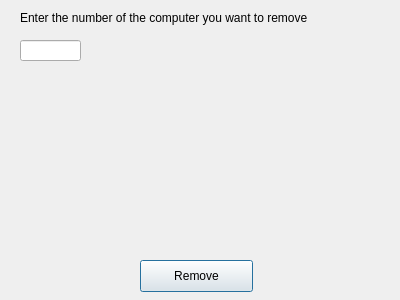
Before: the Qt Designer form gui/removecomp.ui in HelgiThomas/Verklegt31, drawn with Qt 5.
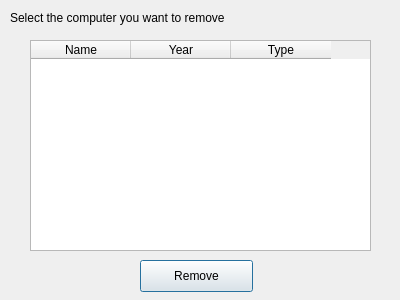
After: the same form once the commit is applied.

Commit message: remove computers komið

What changed in the file:
```diff
--- a/gui/removecomp.ui
+++ b/gui/removecomp.ui
@@ -16,24 +16,14 @@
   <widget class="QLabel" name="label">
    <property name="geometry">
     <rect>
-     <x>20</x>
+     <x>10</x>
      <y>10</y>
      <width>331</width>
      <height>16</height>
     </rect>
    </property>
    <property name="text">
-    <string>Enter the number of the computer you want to remove</string>
-   </property>
-  </widget>
-  <widget class="QLineEdit" name="line_numOfComp">
-   <property name="geometry">
-    <rect>
-     <x>20</x>
-     <y>40</y>
-     <width>61</width>
-     <height>21</height>
-    </rect>
+    <string>Select the computer you want to remove</string>
    </property>
   </widget>
   <widget class="QPushButton" name="button_removeComp">
@@ -49,6 +39,31 @@
     <string>Remove</string>
    </property>
   </widget>
+  <widget class="QTableWidget" name="table_comp">
+   <property name="geometry">
+    <rect>
+     <x>30</x>
+     <y>40</y>
+     <width>341</width>
+     <height>211</height>
+    </rect>
+   </property>
+   <column>
+    <property name="text">
+     <string>Name</string>
+    </property>
+   </column>
+   <column>
+    <property name="text">
+     <string>Year</string>
+    </property>
+   </column>
+   <column>
+    <property name="text">
+     <string>Type</string>
+    </property>
+   </column>
+  </widget>
  </widget>
  <resources/>
  <connections/>
```
The commit also changes 2 other files.
